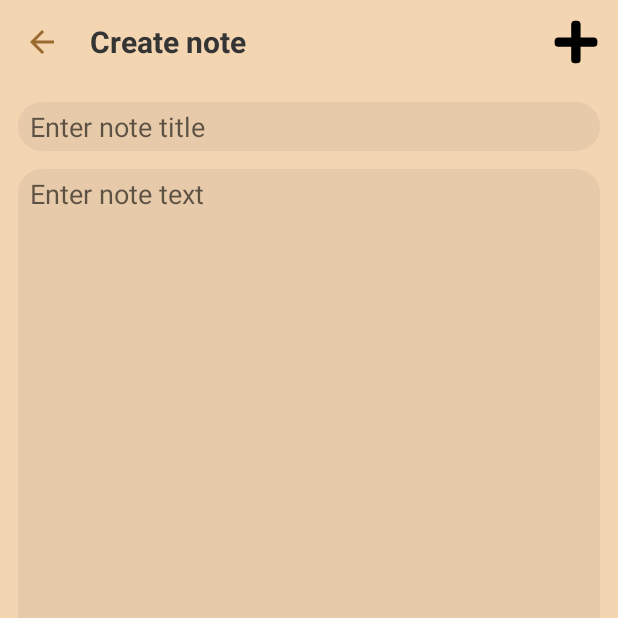
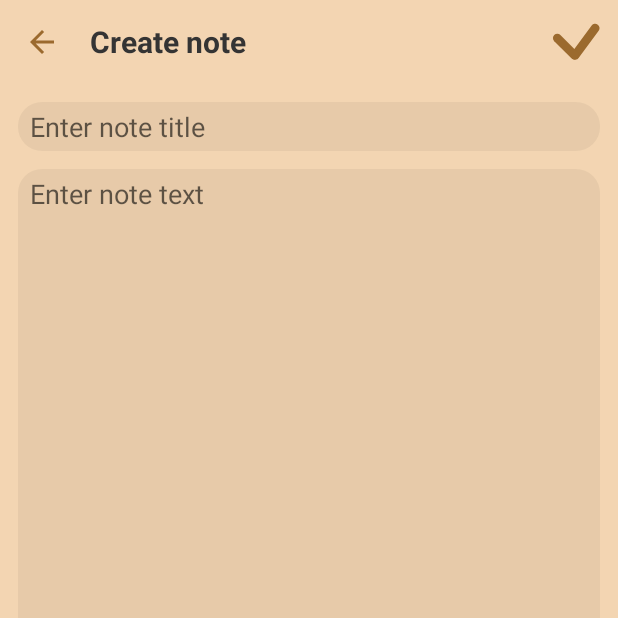
Before and after one commit to alexandr7035/txnotes, an Android app: the CreateNoteFragment screen opened through its navigation route, on a phone screen of 412 x 824 dp, the top half of it. Run offline under Robolectric (Android 15) with nearby library versions, the phone set to English and light mode, and no system bars; our stand-ins replace Dagger/Hilt's generated code; libraries missing offline, so code that uses them is left out: by.kirich1409.viewbindingdelegate; 5 statements that could not run were skipped.

Commit message:
Add and use ic_save.xml

```diff
--- /dev/null
+++ b/app/src/main/res/drawable/ic_save.xml
@@ -0,0 +1,16 @@
+<vector xmlns:android="http://schemas.android.com/apk/res/android"
+    android:width="165dp"
+    android:height="165dp"
+    android:viewportWidth="165"
+    android:viewportHeight="165">
+  <group>
+    <clip-path
+        android:pathData="M0,0h165v165h-165z"/>
+    <path
+        android:pathData="M67.289,119.265L136.336,26.053A15,15 114.692,0 1,157.318 22.928L157.318,22.928A15,15 114.692,0 1,160.443 43.91L91.395,137.122A15,15 82.028,0 1,70.413 140.247L70.413,140.247A15,15 82.028,0 1,67.289 119.265z"
+        android:fillColor="?attr/colorControlNormal"/>
+    <path
+        android:pathData="M66.763,138.651L7.607,79.495A15,15 66.447,0 1,7.607 58.282L7.607,58.282A15,15 66.447,0 1,28.82 58.282L87.976,117.438A15,15 0,0 1,87.976 138.651L87.976,138.651A15,15 0,0 1,66.763 138.651z"
+        android:fillColor="?attr/colorControlNormal"/>
+  </group>
+</vector>
--- a/app/src/main/res/menu/toolar_create_note_fragment.xml
+++ b/app/src/main/res/menu/toolar_create_note_fragment.xml
@@ -3,6 +3,6 @@
     xmlns:app="http://schemas.android.com/apk/res-auto">
     <item android:id="@+id/saveNoteItem"
         app:showAsAction="ifRoom"
-        android:icon="@drawable/ic_add"
+        android:icon="@drawable/ic_save"
         android:title="@string/create_note" />
 </menu>
--- a/app/src/main/res/values/themes.xml
+++ b/app/src/main/res/values/themes.xml
@@ -14,6 +14,8 @@
         <!-- Customize your theme here. -->
 
         <item name="android:windowBackground">@color/brown_100</item>
+
+        <item name="colorControlNormal">?attr/colorPrimary</item>
     </style>
 
     <style name="Toolbar">
```
